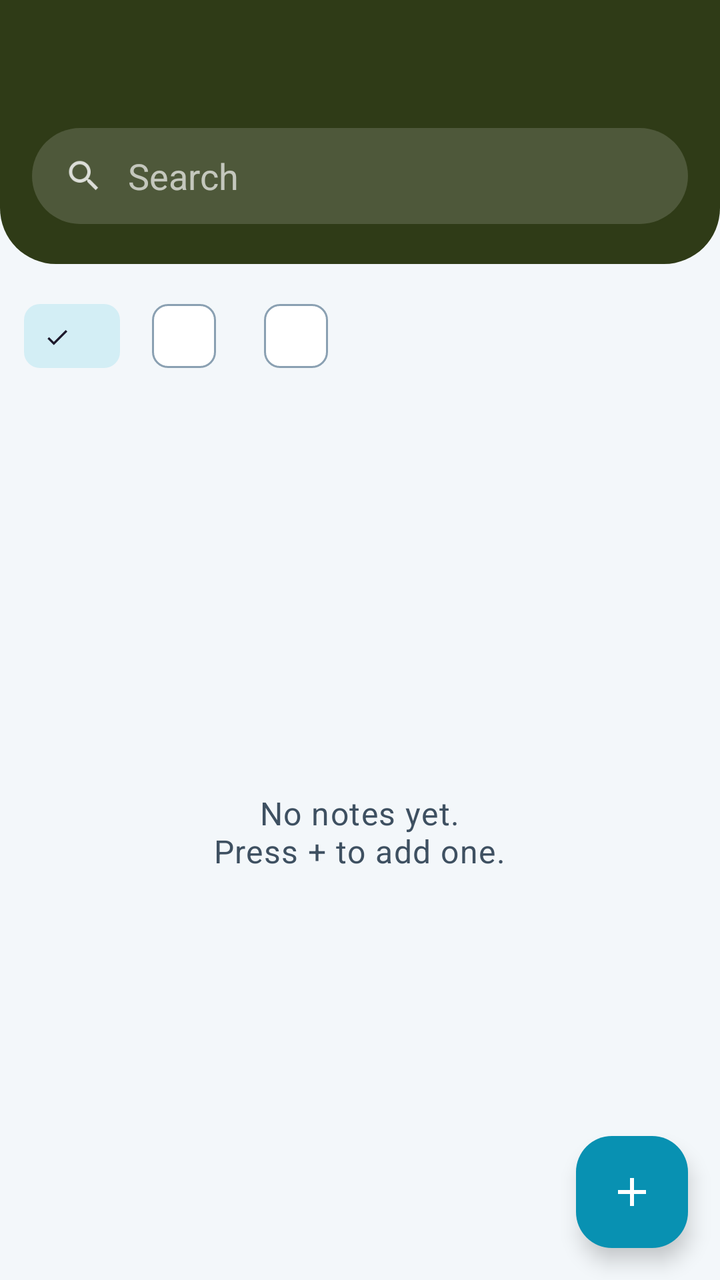
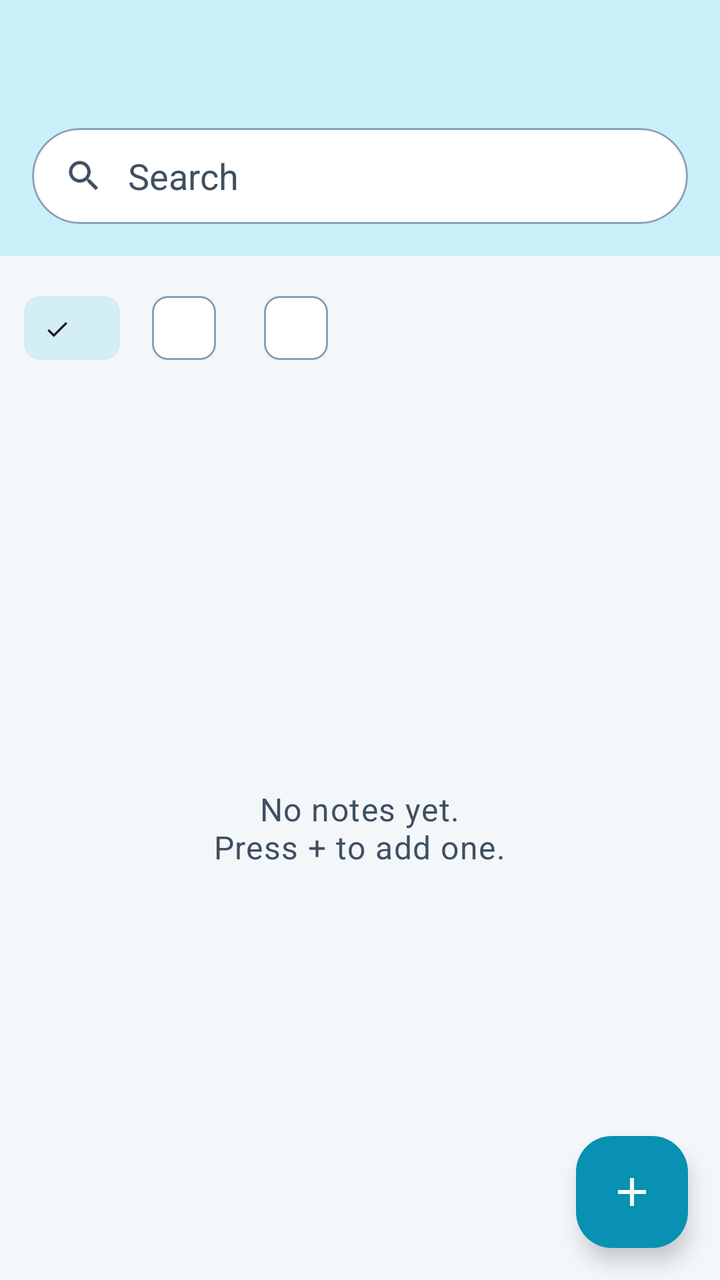

Compare the two renders of this Android layout. The source of the first and the diff that turns it into the second are given below.
<!-- AndroidManifest.xml: application theme AppBaseTheme -->
<!-- res/layout/pane_notes.xml -->
<?xml version="1.0" encoding="utf-8"?>
<androidx.coordinatorlayout.widget.CoordinatorLayout xmlns:android="http://schemas.android.com/apk/res/android"
    xmlns:app="http://schemas.android.com/apk/res-auto"
    android:layout_width="match_parent"
    android:layout_height="match_parent">

    <LinearLayout
        android:layout_width="match_parent"
        android:layout_height="match_parent"
        android:orientation="vertical">

        <LinearLayout
            android:id="@+id/header"
            android:layout_width="match_parent"
            android:layout_height="wrap_content"
            android:background="@drawable/bg_header"
            android:orientation="vertical"
            android:paddingBottom="20dp">

            <com.google.android.material.appbar.MaterialToolbar
                android:id="@+id/toolbar"
                android:layout_width="match_parent"
                android:layout_height="?attr/actionBarSize"
                android:background="@android:color/transparent"
                android:theme="@style/ThemeOverlay.Material3.Dark.ActionBar" />

            <LinearLayout
                android:layout_width="match_parent"
                android:layout_height="48dp"
                android:layout_marginStart="16dp"
                android:layout_marginEnd="16dp"
                android:background="@drawable/bg_search_pill"
                android:gravity="center_vertical"
                android:orientation="horizontal"
                android:paddingStart="16dp"
                android:paddingEnd="8dp">

                <ImageView
                    android:layout_width="20dp"
                    android:layout_height="20dp"
                    android:contentDescription="@null"
                    android:src="@drawable/icon_search"
                    app:tint="#CCFFFFFF" />

                <com.google.android.material.textfield.TextInputEditText
                    android:id="@+id/search_field"
                    android:layout_width="0dp"
                    android:layout_height="match_parent"
                    android:layout_weight="1"
                    android:background="@null"
                    android:hint="@string/action_search"
                    android:imeOptions="actionSearch"
                    android:inputType="text"
                    android:maxLines="1"
                    android:paddingStart="12dp"
                    android:textColor="#FFFFFFFF"
                    android:textColorHint="#AAFFFFFF" />
            </LinearLayout>
        </LinearLayout>

        <com.google.android.material.chip.ChipGroup
            android:id="@+id/kind_group"
            android:layout_width="match_parent"
            android:layout_height="wrap_content"
            android:paddingStart="12dp"
            android:paddingTop="12dp"
            android:paddingEnd="12dp"
            app:selectionRequired="true"
            app:singleLine="true"
            app:singleSelection="true">

            <com.google.android.material.chip.Chip
                android:id="@+id/kind_all"
                style="@style/Widget.Material3.Chip.Filter"
                android:layout_width="wrap_content"
                android:layout_height="wrap_content"
                android:checked="true" />

            <com.google.android.material.chip.Chip
                android:id="@+id/kind_notes"
                style="@style/Widget.Material3.Chip.Filter"
                android:layout_width="wrap_content"
                android:layout_height="wrap_content" />

            <com.google.android.material.chip.Chip
                android:id="@+id/kind_files"
                style="@style/Widget.Material3.Chip.Filter"
                android:layout_width="wrap_content"
                android:layout_height="wrap_content" />
        </com.google.android.material.chip.ChipGroup>

        <HorizontalScrollView
            android:id="@+id/tag_scroll"
            android:layout_width="match_parent"
            android:layout_height="wrap_content"
            android:paddingStart="12dp"
            android:paddingEnd="12dp"
            android:paddingTop="4dp"
            android:paddingBottom="4dp"
            android:scrollbars="none"
            android:visibility="gone">

            <com.google.android.material.chip.ChipGroup
                android:id="@+id/tag_group"
                android:layout_width="wrap_content"
                android:layout_height="wrap_content"
                app:selectionRequired="true"
                app:singleLine="true"
                app:singleSelection="true" />
        </HorizontalScrollView>

        <FrameLayout
            android:layout_width="match_parent"
            android:layout_height="0dp"
            android:layout_weight="1">

            <androidx.recyclerview.widget.RecyclerView
                android:id="@+id/notes_list"
                android:layout_width="match_parent"
                android:layout_height="match_parent"
                android:clipToPadding="false"
                android:paddingTop="4dp"
                android:paddingBottom="96dp" />

            <TextView
                android:id="@+id/empty"
                android:layout_width="wrap_content"
                android:layout_height="wrap_content"
                android:layout_gravity="center"
                android:gravity="center"
                android:padding="24dp"
                android:text="@string/no_notes"
                android:textAppearance="?attr/textAppearanceBodyLarge"
                android:textColor="?attr/colorOnSurfaceVariant" />
        </FrameLayout>
        <TextView
            android:id="@+id/screenshot_bar"
            android:layout_width="match_parent"
            android:layout_height="wrap_content"
            android:background="?attr/colorError"
            android:gravity="center"
            android:paddingTop="4dp"
            android:paddingBottom="4dp"
            android:text="@string/pref_screenshot"
            android:textAppearance="?attr/textAppearanceLabelLarge"
            android:textColor="?attr/colorOnError"
            android:visibility="gone" />
    </LinearLayout>

    <View
        android:id="@+id/fab_scrim"
        android:layout_width="match_parent"
        android:layout_height="match_parent"
        android:background="@color/menu_scrim"
        android:importantForAccessibility="no"
        android:visibility="gone" />

    <com.google.android.material.card.MaterialCardView
        android:id="@+id/fab_menu"
        android:layout_width="wrap_content"
        android:layout_height="wrap_content"
        android:layout_gravity="bottom|end"
        android:layout_marginEnd="16dp"
        android:layout_marginBottom="88dp"
        android:visibility="gone"
        app:cardBackgroundColor="?attr/colorSurface"
        app:cardCornerRadius="20dp"
        app:cardElevation="6dp">

        <LinearLayout
            android:layout_width="220dp"
            android:layout_height="wrap_content"
            android:orientation="vertical"
            android:paddingTop="8dp"
            android:paddingBottom="8dp">

            <LinearLayout
                android:id="@+id/fab_action_new"
                style="@style/FabMenuRow"
                android:layout_width="match_parent"
                android:layout_height="56dp">

                <TextView
                    style="@style/NoteMenuIcon"
                    android:layout_height="wrap_content"
                    android:importantForAccessibility="no"
                    android:text="&#x1F4DA;" />

                <TextView
                    style="@style/FabMenuLabel"
                    android:layout_width="wrap_content"
                    android:layout_height="wrap_content"
                    android:text="@string/action_newNote" />
            </LinearLayout>

            <LinearLayout
                android:id="@+id/fab_action_import"
                style="@style/FabMenuRow"
                android:layout_width="match_parent"
                android:layout_height="56dp">

                <TextView
                    style="@style/NoteMenuIcon"
                    android:layout_height="wrap_content"
                    android:importantForAccessibility="no"
                    android:text="&#x23EB;" />

                <TextView
                    style="@style/FabMenuLabel"
                    android:layout_width="wrap_content"
                    android:layout_height="wrap_content"
                    android:text="@string/action_importFile" />
            </LinearLayout>

            <LinearLayout
                android:id="@+id/fab_action_export"
                style="@style/FabMenuRow"
                android:layout_width="match_parent"
                android:layout_height="56dp">

                <TextView
                    style="@style/NoteMenuIcon"
                    android:layout_height="wrap_content"
                    android:importantForAccessibility="no"
                    android:text="&#x23EC;" />

                <TextView
                    style="@style/FabMenuLabel"
                    android:layout_width="wrap_content"
                    android:layout_height="wrap_content"
                    android:text="@string/action_export" />
            </LinearLayout>
        </LinearLayout>
    </com.google.android.material.card.MaterialCardView>

    <com.google.android.material.floatingactionbutton.FloatingActionButton
        android:id="@+id/fab"
        android:layout_width="wrap_content"
        android:layout_height="wrap_content"
        android:layout_gravity="bottom|end"
        android:layout_margin="16dp"
        android:contentDescription="@string/action_newNote"
        app:backgroundTint="?attr/colorPrimary"
        app:shapeAppearance="@style/CryptCageFabShape"
        app:srcCompat="@drawable/ic_add_white_24dp"
        app:tint="?attr/colorOnPrimary" />

</androidx.coordinatorlayout.widget.CoordinatorLayout>
<!-- resources referenced by this layout -->
<resources>
  <color name="menu_scrim">#52000000</color>
  <!-- drawable bg_header (drawable) -->
  <?xml version="1.0" encoding="utf-8"?>
  <shape xmlns:android="http://schemas.android.com/apk/res/android" android:shape="rectangle">
      <solid android:color="@color/olive_header" />
      <corners
          android:bottomLeftRadius="28dp"
          android:bottomRightRadius="28dp" />
  </shape>
  <!-- drawable bg_search_pill (drawable) -->
  <?xml version="1.0" encoding="utf-8"?>
  <shape xmlns:android="http://schemas.android.com/apk/res/android" android:shape="rectangle">
      <solid android:color="#26FFFFFF" />
      <corners android:radius="24dp" />
  </shape>
  <!-- drawable icon_search (drawable) -->
  <?xml version="1.0" encoding="utf-8"?>
  <bitmap xmlns:android="http://schemas.android.com/apk/res/android"
      android:src="@drawable/ic_search_white_24dp"
      android:tint="?attr/colorControlNormal"
      android:tintMode="src_in" />
  <string name="action_export">Export all</string>
  <string name="action_importFile">Import file</string>
  <string name="action_newNote">Add new note</string>
  <string name="action_search">Search</string>
  <string name="no_notes">No notes yet.\nPress + to add one.</string>
  <string name="pref_screenshot">Screenshot mode</string>
  <style name="CryptCageFabShape">
          <item name="cornerFamily">rounded</item>
          <item name="cornerSize">18dp</item>
      </style>
  <style name="FabMenuLabel">
          <item name="android:layout_marginStart">16dp</item>
          <item name="android:textAppearance">?attr/textAppearanceBodyLarge</item>
          <item name="android:textColor">?attr/colorOnSurface</item>
      </style>
  <style name="FabMenuRow">
          <item name="android:background">?android:attr/selectableItemBackground</item>
          <item name="android:gravity">center_vertical</item>
          <item name="android:orientation">horizontal</item>
          <item name="android:paddingStart">16dp</item>
          <item name="android:paddingEnd">24dp</item>
      </style>
  <style name="NoteMenuIcon">
          <item name="android:layout_width">28dp</item>
          <item name="android:layout_height">wrap_content</item>
          <item name="android:gravity">center</item>
          <item name="android:textSize">18sp</item>
      </style>
  <style name="AppBaseTheme" parent="Theme.Material3.DayNight">
          <item name="colorPrimary">@color/tech_primary</item>
          <item name="colorOnPrimary">@color/tech_on_primary</item>
          <item name="colorPrimaryContainer">@color/tech_primary_container</item>
          <item name="colorOnPrimaryContainer">@color/tech_on_primary_container</item>
          <item name="colorSecondaryContainer">@color/tech_secondary_container</item>
          <item name="colorSurface">@color/tech_surface</item>
          <item name="colorOnSurface">@color/tech_on_surface</item>
          <item name="colorSurfaceVariant">@color/tech_surface_variant</item>
          <item name="colorOnSurfaceVariant">@color/tech_on_surface_variant</item>
          <item name="colorOutline">@color/tech_outline</item>
          <item name="android:colorBackground">@color/tech_background</item>
          <item name="android:selectableItemBackground">@drawable/selector</item>
      </style>
  <color name="olive_header">#2F3B17</color>
  <color name="tech_primary">#0891B2</color>
  <color name="tech_on_primary">#FFFFFF</color>
  <color name="tech_primary_container">#C8F1F9</color>
  <color name="tech_on_primary_container">#003641</color>
  <color name="tech_secondary_container">#D3EEF5</color>
  <color name="tech_surface">#FFFFFF</color>
  <color name="tech_on_surface">#0F1B2A</color>
  <color name="tech_surface_variant">#E3ECF2</color>
  <color name="tech_on_surface_variant">#3E5061</color>
  <color name="tech_outline">#8AA0B2</color>
  <color name="tech_background">#F3F7FA</color>
  <!-- unchanged entries left out for length: 3 -->
</resources>

<!-- the commit's change to res/layout/pane_notes.xml (unified diff, before → after) -->
@@ -13,49 +13,60 @@
             android:id="@+id/header"
             android:layout_width="match_parent"
             android:layout_height="wrap_content"
-            android:background="@drawable/bg_header"
+            android:background="?attr/colorPrimaryContainer"
             android:orientation="vertical"
-            android:paddingBottom="20dp">
+            android:paddingBottom="16dp">
 
             <com.google.android.material.appbar.MaterialToolbar
                 android:id="@+id/toolbar"
                 android:layout_width="match_parent"
                 android:layout_height="?attr/actionBarSize"
                 android:background="@android:color/transparent"
-                android:theme="@style/ThemeOverlay.Material3.Dark.ActionBar" />
-
-            <LinearLayout
+                android:theme="@style/HeaderToolbarTheme"
+                app:subtitleTextColor="?attr/colorOnPrimaryContainer"
+                app:titleTextColor="?attr/colorOnPrimaryContainer" />
+
+            <com.google.android.material.card.MaterialCardView
                 android:layout_width="match_parent"
                 android:layout_height="48dp"
                 android:layout_marginStart="16dp"
                 android:layout_marginEnd="16dp"
-                android:background="@drawable/bg_search_pill"
-                android:gravity="center_vertical"
-                android:orientation="horizontal"
-                android:paddingStart="16dp"
-                android:paddingEnd="8dp">
-
-                <ImageView
-                    android:layout_width="20dp"
-                    android:layout_height="20dp"
-                    android:contentDescription="@null"
-                    android:src="@drawable/icon_search"
-                    app:tint="#CCFFFFFF" />
-
-                <com.google.android.material.textfield.TextInputEditText
-                    android:id="@+id/search_field"
-                    android:layout_width="0dp"
+                app:cardBackgroundColor="?attr/colorSurface"
+                app:cardCornerRadius="24dp"
+                app:cardElevation="0dp"
+                app:strokeColor="?attr/colorOutline"
+                app:strokeWidth="1dp">
+
+                <LinearLayout
+                    android:layout_width="match_parent"
                     android:layout_height="match_parent"
-                    android:layout_weight="1"
-                    android:background="@null"
-                    android:hint="@string/action_search"
-                    android:imeOptions="actionSearch"
-                    android:inputType="text"
-                    android:maxLines="1"
-                    android:paddingStart="12dp"
-                    android:textColor="#FFFFFFFF"
-                    android:textColorHint="#AAFFFFFF" />
-            </LinearLayout>
+                    android:gravity="center_vertical"
+                    android:orientation="horizontal"
+                    android:paddingStart="16dp"
+                    android:paddingEnd="8dp">
+
+                    <ImageView
+                        android:layout_width="20dp"
+                        android:layout_height="20dp"
+                        android:contentDescription="@null"
+                        android:src="@drawable/icon_search"
+                        app:tint="?attr/colorOnSurfaceVariant" />
+
+                    <com.google.android.material.textfield.TextInputEditText
+                        android:id="@+id/search_field"
+                        android:layout_width="0dp"
+                        android:layout_height="match_parent"
+                        android:layout_weight="1"
+                        android:background="@null"
+                        android:hint="@string/action_search"
+                        android:imeOptions="actionSearch"
+                        android:inputType="text"
+                        android:maxLines="1"
+                        android:paddingStart="12dp"
+                        android:textColor="?attr/colorOnSurface"
+                        android:textColorHint="?attr/colorOnSurfaceVariant" />
+                </LinearLayout>
+            </com.google.android.material.card.MaterialCardView>
         </LinearLayout>
 
         <com.google.android.material.chip.ChipGroup
<!-- resource entries referenced after the edit -->
@@ -1,20 +1,6 @@
 <!-- resources referenced by this layout -->
 <resources>
   <color name="menu_scrim">#52000000</color>
-  <!-- drawable bg_header (drawable) -->
-  <?xml version="1.0" encoding="utf-8"?>
-  <shape xmlns:android="http://schemas.android.com/apk/res/android" android:shape="rectangle">
-      <solid android:color="@color/olive_header" />
-      <corners
-          android:bottomLeftRadius="28dp"
-          android:bottomRightRadius="28dp" />
-  </shape>
-  <!-- drawable bg_search_pill (drawable) -->
-  <?xml version="1.0" encoding="utf-8"?>
-  <shape xmlns:android="http://schemas.android.com/apk/res/android" android:shape="rectangle">
-      <solid android:color="#26FFFFFF" />
-      <corners android:radius="24dp" />
-  </shape>
   <!-- drawable icon_search (drawable) -->
   <?xml version="1.0" encoding="utf-8"?>
   <bitmap xmlns:android="http://schemas.android.com/apk/res/android"
@@ -43,6 +29,11 @@
           <item name="android:paddingStart">16dp</item>
           <item name="android:paddingEnd">24dp</item>
       </style>
+  <style name="HeaderToolbarTheme" parent="ThemeOverlay.Material3.ActionBar">
+          <item name="colorControlNormal">?attr/colorOnPrimaryContainer</item>
+          <item name="android:textColorPrimary">?attr/colorOnPrimaryContainer</item>
+          <item name="android:textColorSecondary">?attr/colorOnPrimaryContainer</item>
+      </style>
   <style name="NoteMenuIcon">
           <item name="android:layout_width">28dp</item>
           <item name="android:layout_height">wrap_content</item>
@@ -63,7 +54,6 @@
           <item name="android:colorBackground">@color/tech_background</item>
           <item name="android:selectableItemBackground">@drawable/selector</item>
       </style>
-  <color name="olive_header">#2F3B17</color>
   <color name="tech_primary">#0891B2</color>
   <color name="tech_on_primary">#FFFFFF</color>
   <color name="tech_primary_container">#C8F1F9</color>
